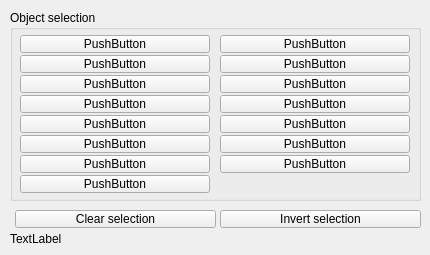
CoppeliaRobotics/coppeliaSimLib, file ui/qdlgselection.ui: the form before one commit.
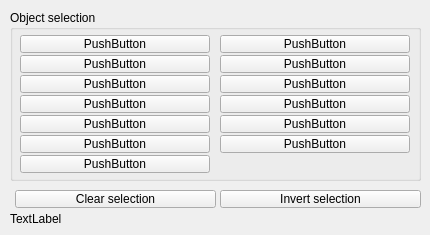
The form after the commit.

Diff of the .ui file:
```diff
--- a/ui/qdlgselection.ui
+++ b/ui/qdlgselection.ui
@@ -7,7 +7,7 @@
     <x>0</x>
     <y>0</y>
     <width>430</width>
-    <height>255</height>
+    <height>235</height>
    </rect>
   </property>
   <property name="windowTitle">
@@ -22,7 +22,7 @@
      <x>10</x>
      <y>10</y>
      <width>411</width>
-     <height>191</height>
+     <height>171</height>
     </rect>
    </property>
    <property name="title">
@@ -63,25 +63,6 @@
      <string>PushButton</string>
     </property>
    </widget>
-   <widget class="QToolButton" name="millsButton">
-    <property name="enabled">
-     <bool>true</bool>
-    </property>
-    <property name="geometry">
-     <rect>
-      <x>210</x>
-      <y>145</y>
-      <width>190</width>
-      <height>18</height>
-     </rect>
-    </property>
-    <property name="focusPolicy">
-     <enum>Qt::StrongFocus</enum>
-    </property>
-    <property name="text">
-     <string>PushButton</string>
-    </property>
-   </widget>
    <widget class="QToolButton" name="dummiesButton">
     <property name="geometry">
      <rect>
@@ -213,24 +194,8 @@
    <widget class="QToolButton" name="pathsButton">
     <property name="geometry">
      <rect>
-      <x>210</x>
-      <y>105</y>
-      <width>190</width>
-      <height>18</height>
-     </rect>
-    </property>
-    <property name="focusPolicy">
-     <enum>Qt::StrongFocus</enum>
-    </property>
-    <property name="text">
-     <string>PushButton</string>
-    </property>
-   </widget>
-   <widget class="QToolButton" name="mirrorsButton">
-    <property name="geometry">
-     <rect>
       <x>10</x>
-      <y>165</y>
+      <y>145</y>
       <width>190</width>
       <height>18</height>
      </rect>
@@ -245,8 +210,8 @@
    <widget class="QToolButton" name="octreesButton">
     <property name="geometry">
      <rect>
-      <x>10</x>
-      <y>145</y>
+      <x>210</x>
+      <y>125</y>
       <width>190</width>
       <height>18</height>
      </rect>
@@ -262,7 +227,7 @@
     <property name="geometry">
      <rect>
       <x>210</x>
-      <y>125</y>
+      <y>105</y>
       <width>190</width>
       <height>18</height>
      </rect>
@@ -279,7 +244,7 @@
    <property name="geometry">
     <rect>
      <x>15</x>
-     <y>210</y>
+     <y>190</y>
      <width>201</width>
      <height>18</height>
     </rect>
@@ -295,7 +260,7 @@
    <property name="geometry">
     <rect>
      <x>220</x>
-     <y>210</y>
+     <y>190</y>
      <width>201</width>
      <height>18</height>
     </rect>
@@ -311,7 +276,7 @@
    <property name="geometry">
     <rect>
      <x>10</x>
-     <y>230</y>
+     <y>210</y>
      <width>411</width>
      <height>18</height>
     </rect>
```
Left out of the diff: 6 changed lines with no effect on the pictures.
